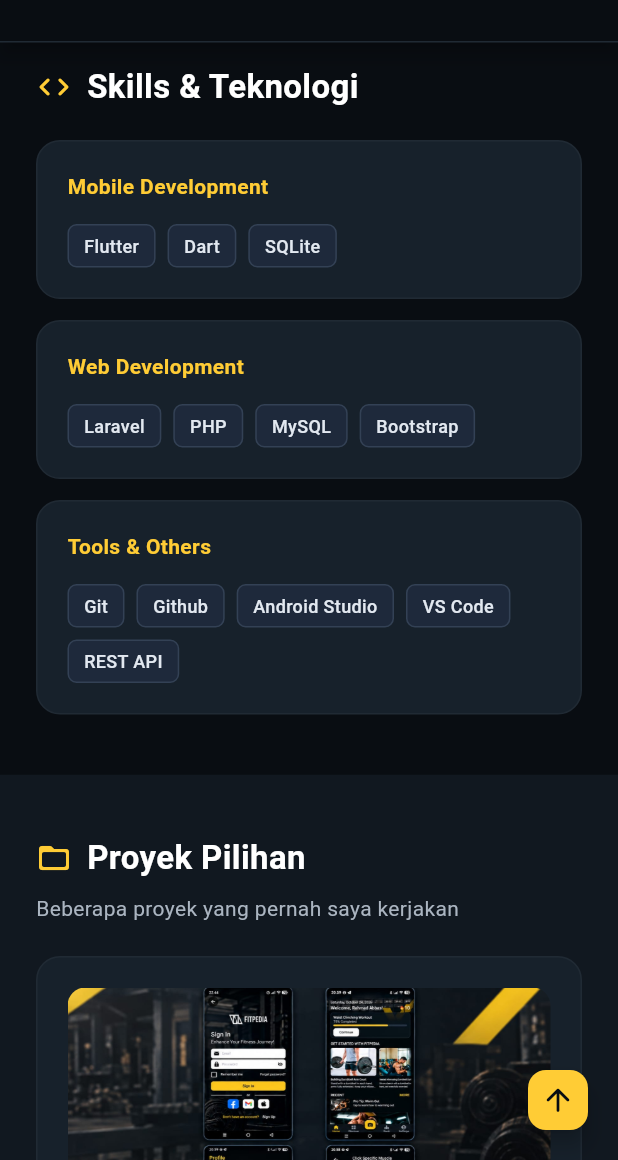
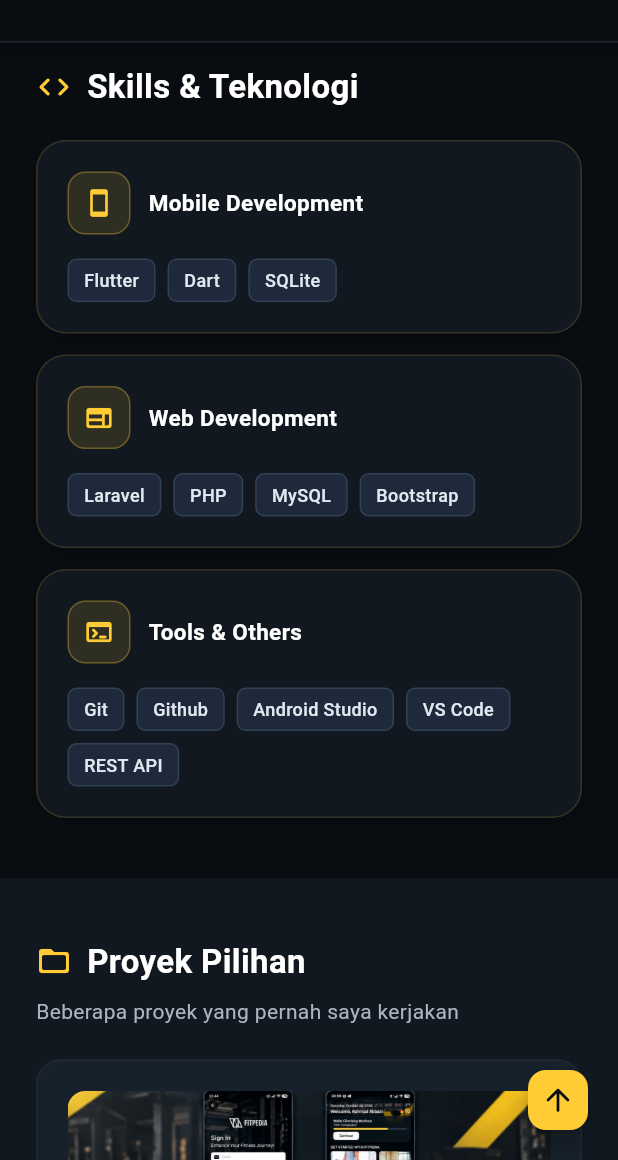
Before and after one commit to rahmadabbas01-oss/portofolio-flutter, a Flutter app: the screen it shows after launch, scrolled down 1728 dp, on a phone screen of 412 x 824 dp, the part 76-1236 px from its top. Run offline on Flutter 3.47's test engine with Material 3 defaults, Android fonts, the phone set to English and light mode, and no system bars.

```diff
--- a/lib/main.dart
+++ b/lib/main.dart
@@ -562,7 +562,7 @@ final portrait = Center(
       );
 
   // ============================================================
-  // SKILLS
+  // SKILLS / KEAHLIAN (Ditingkatkan agar Senada dengan Hubungi Saya)
   // ============================================================
 
   Widget _skills() => _section(
@@ -582,10 +582,11 @@ final portrait = Center(
                     ? 2
                     : 1;
 
+                // Menambahkan ikon khusus untuk setiap kategori skill
                 final groups = [
-                  ('Mobile Development', ['Flutter', 'Dart', 'SQLite']),
-                  ('Web Development', ['Laravel', 'PHP', 'MySQL', 'Bootstrap']),
-                  ('Tools & Others', ['Git', 'Github', 'Android Studio', 'VS Code', 'REST API']),
+                  ('Mobile Development', Icons.smartphone_rounded, ['Flutter', 'Dart', 'SQLite']),
+                  ('Web Development', Icons.web_rounded, ['Laravel', 'PHP', 'MySQL', 'Bootstrap']),
+                  ('Tools & Others', Icons.terminal_rounded, ['Git', 'Github', 'Android Studio', 'VS Code', 'REST API']),
                 ];
 
                 return Wrap(
@@ -595,27 +596,10 @@ final portrait = Center(
                       .map(
                         (g) => SizedBox(
                           width: (c.maxWidth - (count - 1) * 14) / count,
-                          child: _card(
-                            Column(
-                              crossAxisAlignment: CrossAxisAlignment.start,
-                              children: [
-                                Text(
-                                  g.$1,
-                                  style: const TextStyle(
-                                    fontWeight: FontWeight.bold,
-                                    color: gold,
-                                  ),
-                                ),
-                                const SizedBox(height: 15),
-                                Wrap(
-                                  spacing: 8,
-                                  runSpacing: 8,
-                                  children: g.$2
-                                      .map((s) => _MiniTag(text: s))
-                                      .toList(),
-                                ),
-                              ],
-                            ),
+                          child: _skillCard(
+                            title: g.$1,
+                            icon: g.$2,
+                            skills: g.$3,
                           ),
                         ),
                       )
@@ -626,6 +610,68 @@ final portrait = Center(
           ],
         ),
       );
+
+  // Kartu khusus untuk skill agar memiliki efek hover dan struktur yang rapi
+  Widget _skillCard({
+    required String title,
+    required IconData icon,
+    required List<String> skills,
+  }) {
+    return Container(
+      padding: const EdgeInsets.all(20),
+      decoration: BoxDecoration(
+        color: panel,
+        borderRadius: BorderRadius.circular(20),
+        border: Border.all(
+          color: gold.withValues(alpha: 0.15),
+        ),
+        boxShadow: [
+          BoxShadow(
+            color: Colors.black.withValues(alpha: 0.25),
+            blurRadius: 10,
+            offset: const Offset(0, 4),
+          ),
+        ],
+      ),
+      child: Column(
+        crossAxisAlignment: CrossAxisAlignment.start,
+        children: [
+          // Header Kategori dengan Kotak Ikon Emas
+          Row(
+            children: [
+              Container(
+                padding: const EdgeInsets.all(10),
+                decoration: BoxDecoration(
+                  color: gold.withValues(alpha: 0.12),
+                  borderRadius: BorderRadius.circular(12),
+                  border: Border.all(color: gold.withValues(alpha: 0.3)),
+                ),
+                child: Icon(icon, color: gold, size: 20),
+              ),
+              const SizedBox(width: 12),
+              Expanded(
+                child: Text(
+                  title,
+                  style: const TextStyle(
+                    fontWeight: FontWeight.bold,
+                    fontSize: 15,
+                    color: Colors.white,
+                  ),
+                ),
+              ),
+            ],
+          ),
+          const SizedBox(height: 16),
+          // Daftar Tag Skill di Bawahnya
+          Wrap(
+            spacing: 8,
+            runSpacing: 8,
+            children: skills.map((s) => _MiniTag(text: s)).toList(),
+          ),
+        ],
+      ),
+    );
+  }
 
   // ============================================================
   // PROJECTS (Landscape / Mendatar 16:10)
```
